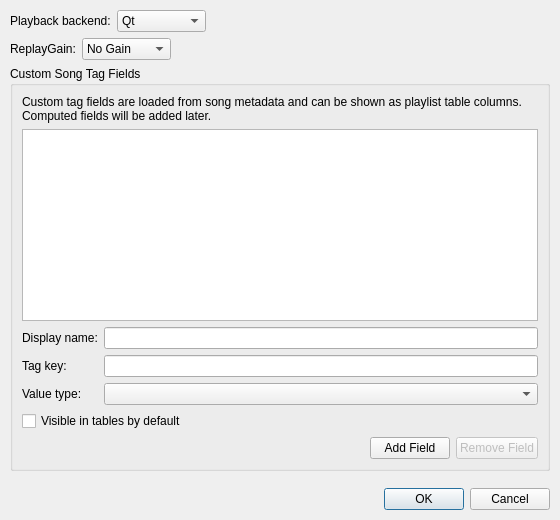
lywlywly/music-player, file src/settingsdialog.ui: the form before one commit.
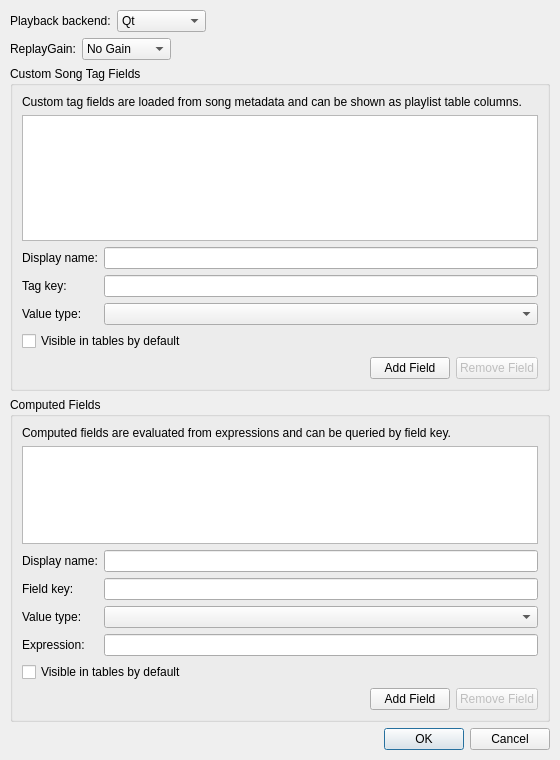
The form after the commit.

Commit message: feat: add computed field support

```diff
--- a/src/settingsdialog.ui
+++ b/src/settingsdialog.ui
@@ -7,7 +7,7 @@
     <x>0</x>
     <y>0</y>
     <width>560</width>
-    <height>520</height>
+    <height>760</height>
    </rect>
   </property>
   <property name="windowTitle">
@@ -111,7 +111,7 @@
       <item>
        <widget class="QLabel" name="custom_fields_note_label">
         <property name="text">
-         <string>Custom tag fields are loaded from song metadata and can be shown as playlist table columns. Computed fields will be added later.</string>
+         <string>Custom tag fields are loaded from song metadata and can be shown as playlist table columns.</string>
         </property>
         <property name="wordWrap">
          <bool>true</bool>
@@ -203,6 +203,113 @@
      </layout>
     </widget>
    </item>
+   <item>
+    <widget class="QGroupBox" name="computed_fields_group_box">
+     <property name="title">
+      <string>Computed Fields</string>
+     </property>
+     <layout class="QVBoxLayout" name="verticalLayout_3">
+      <item>
+       <widget class="QLabel" name="computed_fields_note_label">
+        <property name="text">
+         <string>Computed fields are evaluated from expressions and can be queried by field key.</string>
+        </property>
+        <property name="wordWrap">
+         <bool>true</bool>
+        </property>
+       </widget>
+      </item>
+      <item>
+       <widget class="QListWidget" name="computed_fields_list"/>
+      </item>
+      <item>
+       <layout class="QFormLayout" name="computed_fields_form_layout">
+        <item row="0" column="0">
+         <widget class="QLabel" name="computed_field_display_name_label">
+          <property name="text">
+           <string>Display name:</string>
+          </property>
+         </widget>
+        </item>
+        <item row="0" column="1">
+         <widget class="QLineEdit" name="computed_field_display_name_edit"/>
+        </item>
+        <item row="1" column="0">
+         <widget class="QLabel" name="computed_field_key_label">
+          <property name="text">
+           <string>Field key:</string>
+          </property>
+         </widget>
+        </item>
+        <item row="1" column="1">
+         <widget class="QLineEdit" name="computed_field_key_edit"/>
+        </item>
+        <item row="2" column="0">
+         <widget class="QLabel" name="computed_field_value_type_label">
+          <property name="text">
+           <string>Value type:</string>
+          </property>
+         </widget>
+        </item>
+        <item row="2" column="1">
+         <widget class="QComboBox" name="computed_field_value_type_combo"/>
+        </item>
+        <item row="3" column="0">
+         <widget class="QLabel" name="computed_field_expression_label">
+          <property name="text">
+           <string>Expression:</string>
+          </property>
+         </widget>
+        </item>
+        <item row="3" column="1">
+         <widget class="QLineEdit" name="computed_field_expression_edit"/>
+        </item>
+       </layout>
+      </item>
+      <item>
+       <widget class="QCheckBox" name="computed_field_visible_checkbox">
+        <property name="text">
+         <string>Visible in tables by default</string>
+        </property>
+       </widget>
+      </item>
+      <item>
+       <layout class="QHBoxLayout" name="computed_field_actions_layout">
+        <item>
+         <spacer name="horizontalSpacer_4">
+          <property name="orientation">
+           <enum>Qt::Orientation::Horizontal</enum>
+          </property>
+          <property name="sizeHint" stdset="0">
+           <size>
+            <width>40</width>
+            <height>20</height>
+           </size>
+          </property>
+         </spacer>
+        </item>
+        <item>
+         <widget class="QPushButton" name="add_computed_field_button">
+          <property name="text">
+           <string>Add Field</string>
+          </property>
+         </widget>
+        </item>
+        <item>
+         <widget class="QPushButton" name="remove_computed_field_button">
+          <property name="enabled">
+           <bool>false</bool>
+          </property>
+          <property name="text">
+           <string>Remove Field</string>
+          </property>
+         </widget>
+        </item>
+       </layout>
+      </item>
+     </layout>
+    </widget>
+   </item>
    <item>
     <spacer name="verticalSpacer">
      <property name="orientation">
```
The commit also changes 21 other files.
